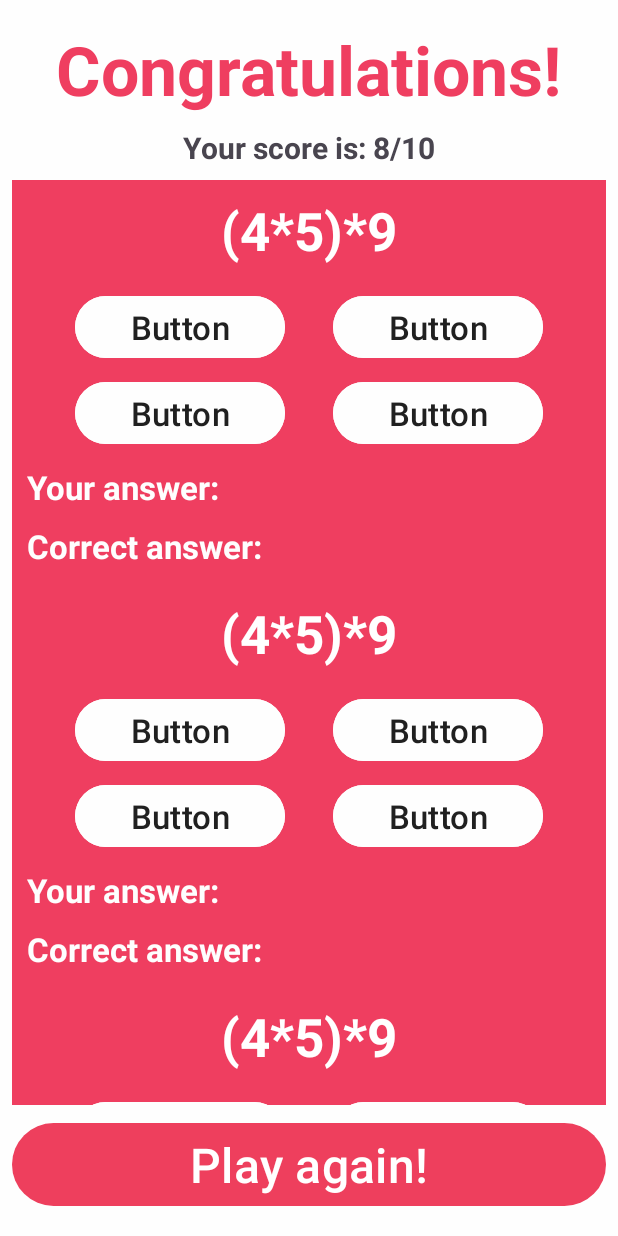
After one commit to rjornelas/Math-Quiz-App, an Android app: the layout activity_finish.xml on its own in the app's theme, with its tools: preview values and no code run, on a phone screen of 412 x 824 dp. The commit adds this screen. Run offline under Robolectric (Android 15) with nearby library versions, the phone set to English and light mode, and no system bars.

Commit message:
Implemented FinishActivity with recyclerView

```diff
--- a/app/src/main/AndroidManifest.xml
+++ b/app/src/main/AndroidManifest.xml
@@ -13,6 +13,9 @@
         android:theme="@style/Theme.Mathquizapp"
         tools:targetApi="31">
         <activity
+            android:name=".FinishActivity"
+            android:exported="false" />
+        <activity
             android:name=".PlayActivity"
             android:exported="false" />
         <activity
--- /dev/null
+++ b/app/src/main/java/com/rjornelas/math_quiz_app/FinishActivity.kt
@@ -0,0 +1,11 @@
+package com.rjornelas.math_quiz_app
+
+import androidx.appcompat.app.AppCompatActivity
+import android.os.Bundle
+
+class FinishActivity : AppCompatActivity() {
+    override fun onCreate(savedInstanceState: Bundle?) {
+        super.onCreate(savedInstanceState)
+        setContentView(R.layout.activity_finish)
+    }
+}
--- /dev/null
+++ b/app/src/main/res/layout/activity_finish.xml
@@ -0,0 +1,64 @@
+<?xml version="1.0" encoding="utf-8"?>
+<androidx.constraintlayout.widget.ConstraintLayout xmlns:android="http://schemas.android.com/apk/res/android"
+    xmlns:app="http://schemas.android.com/apk/res-auto"
+    xmlns:tools="http://schemas.android.com/tools"
+    android:layout_width="match_parent"
+    android:layout_height="match_parent"
+    android:background="@color/background_color"
+    tools:context=".FinishActivity">
+
+    <Button
+        android:id="@+id/btnPlayAgain"
+        android:layout_width="0dp"
+        android:layout_height="wrap_content"
+        android:layout_marginStart="8dp"
+        android:layout_marginEnd="8dp"
+        android:layout_marginBottom="16dp"
+        android:text="@string/btn_play_again_text"
+        android:textSize="32sp"
+        app:layout_constraintBottom_toBottomOf="parent"
+        app:layout_constraintEnd_toEndOf="parent"
+        app:layout_constraintStart_toStartOf="parent" />
+
+    <TextView
+        android:id="@+id/tvResultsTitle"
+        android:layout_width="wrap_content"
+        android:layout_height="wrap_content"
+        android:layout_marginStart="16dp"
+        android:layout_marginTop="16dp"
+        android:layout_marginEnd="16dp"
+        android:text="@string/results_title_text"
+        android:textColor="@color/primary_color_dark"
+        android:textSize="45sp"
+        android:textStyle="bold"
+        app:layout_constraintEnd_toEndOf="parent"
+        app:layout_constraintStart_toStartOf="parent"
+        app:layout_constraintTop_toTopOf="parent" />
+
+    <TextView
+        android:id="@+id/tvScore"
+        android:layout_width="wrap_content"
+        android:layout_height="wrap_content"
+        android:layout_marginTop="8dp"
+        android:textSize="20sp"
+        android:textStyle="bold"
+        app:layout_constraintEnd_toEndOf="parent"
+        app:layout_constraintStart_toStartOf="parent"
+        app:layout_constraintTop_toBottomOf="@+id/tvResultsTitle"
+        tools:text="Your score is: 8/10" />
+
+    <androidx.recyclerview.widget.RecyclerView
+        android:id="@+id/rvQuestionList"
+        android:layout_width="match_parent"
+        android:layout_height="0dp"
+        android:layout_marginStart="8dp"
+        android:layout_marginTop="8dp"
+        android:layout_marginEnd="8dp"
+        android:layout_marginBottom="8dp"
+        tools:listitem="@layout/item_question_row"
+        app:layout_constraintBottom_toTopOf="@+id/btnPlayAgain"
+        app:layout_constraintEnd_toEndOf="parent"
+        app:layout_constraintStart_toStartOf="parent"
+        app:layout_constraintTop_toBottomOf="@+id/tvScore" />
+
+</androidx.constraintlayout.widget.ConstraintLayout>
--- /dev/null
+++ b/app/src/main/res/layout/item_question_row.xml
@@ -0,0 +1,120 @@
+<?xml version="1.0" encoding="utf-8"?>
+<androidx.constraintlayout.widget.ConstraintLayout xmlns:android="http://schemas.android.com/apk/res/android"
+    xmlns:app="http://schemas.android.com/apk/res-auto"
+    android:layout_width="match_parent"
+    android:layout_height="wrap_content"
+    android:background="@color/primary_color_dark"
+    android:padding="10dp">
+
+    <TextView
+        android:id="@+id/rvTvQuestion"
+        android:layout_width="wrap_content"
+        android:layout_height="wrap_content"
+        android:text="(4*5)*9"
+        android:textColor="@color/white"
+        android:textSize="35sp"
+        android:textStyle="bold"
+        app:layout_constraintBaseline_toTopOf="parent"
+        app:layout_constraintEnd_toEndOf="parent"
+        app:layout_constraintStart_toStartOf="parent"
+        app:layout_constraintTop_toTopOf="parent" />
+
+    <Button
+        android:id="@+id/rvBtnOption1"
+        android:layout_width="0dp"
+        android:layout_height="wrap_content"
+        android:layout_marginStart="32dp"
+        android:layout_marginTop="16dp"
+        android:layout_marginEnd="16dp"
+        android:layout_marginBottom="10dp"
+        android:backgroundTint="@color/background_color"
+        android:text="Button"
+        android:textColor="@color/almost_black"
+        android:textSize="22sp"
+        app:layout_constraintBottom_toTopOf="@+id/rvBtnOption2"
+        app:layout_constraintEnd_toStartOf="@+id/guideline"
+        app:layout_constraintStart_toStartOf="parent"
+        app:layout_constraintTop_toBottomOf="@+id/rvTvQuestion" />
+
+    <Button
+        android:id="@+id/rvBtnOption2"
+        android:layout_width="0dp"
+        android:layout_height="wrap_content"
+        android:layout_marginStart="32dp"
+        android:layout_marginTop="8dp"
+        android:layout_marginEnd="16dp"
+        android:layout_marginBottom="10dp"
+        android:backgroundTint="@color/background_color"
+        android:text="Button"
+        android:textColor="@color/almost_black"
+        android:textSize="22sp"
+        app:layout_constraintEnd_toStartOf="@+id/guideline"
+        app:layout_constraintStart_toStartOf="parent"
+        app:layout_constraintTop_toBottomOf="@+id/rvBtnOption1" />
+
+    <Button
+        android:id="@+id/rvBtnOption3"
+        android:layout_width="0dp"
+        android:layout_height="wrap_content"
+        android:layout_marginStart="16dp"
+        android:layout_marginTop="16dp"
+        android:layout_marginEnd="32dp"
+        android:layout_marginBottom="10dp"
+        android:backgroundTint="@color/background_color"
+        android:text="Button"
+        android:textColor="@color/almost_black"
+        android:textSize="22sp"
+        app:layout_constraintBottom_toTopOf="@+id/rvBtnOption4"
+        app:layout_constraintEnd_toEndOf="parent"
+        app:layout_constraintStart_toStartOf="@+id/guideline"
+        app:layout_constraintTop_toBottomOf="@+id/rvTvQuestion" />
+
+
+    <Button
+        android:id="@+id/rvBtnOption4"
+        android:layout_width="0dp"
+        android:layout_height="wrap_content"
+        android:layout_marginStart="16dp"
+        android:layout_marginTop="8dp"
+        android:layout_marginEnd="32dp"
+        android:backgroundTint="@color/background_color"
+        android:text="Button"
+        android:textColor="@color/almost_black"
+        android:textSize="22sp"
+        app:layout_constraintEnd_toEndOf="parent"
+        app:layout_constraintStart_toStartOf="@+id/guideline"
+        app:layout_constraintTop_toBottomOf="@+id/rvBtnOption3" />
+
+    <androidx.constraintlayout.widget.Guideline
+        android:id="@+id/guideline"
+        android:layout_width="match_parent"
+        android:layout_height="match_parent"
+        android:orientation="vertical"
+        app:layout_constraintGuide_percent="0.5" />
+
+    <TextView
+        android:id="@+id/rvTvUserAnswer"
+        android:layout_width="wrap_content"
+        android:layout_height="wrap_content"
+        android:layout_marginTop="10dp"
+        android:text="Your answer:"
+        android:textColor="@color/background_color"
+        android:textSize="22sp"
+        android:textStyle="bold"
+        app:layout_constraintStart_toStartOf="parent"
+        app:layout_constraintTop_toBottomOf="@+id/rvBtnOption2" />
+
+    <TextView
+        android:id="@+id/rvTvCorrectAnswer"
+        android:layout_width="wrap_content"
+        android:layout_height="wrap_content"
+        android:layout_marginTop="10dp"
+        android:text="Correct answer:"
+        android:textColor="@color/background_color"
+        android:textSize="22sp"
+        android:textStyle="bold"
+        app:layout_constraintBottom_toBottomOf="parent"
+        app:layout_constraintStart_toStartOf="parent"
+        app:layout_constraintTop_toBottomOf="@+id/rvTvUserAnswer" />
+
+</androidx.constraintlayout.widget.ConstraintLayout>
--- a/app/src/main/res/values/strings.xml
+++ b/app/src/main/res/values/strings.xml
@@ -5,4 +5,6 @@
     <string name="btn_medium_text">MEDIUM</string>
     <string name="btn_hard_text">HARD</string>
     <string name="logo_image">logo image</string>
+    <string name="btn_play_again_text">Play again!</string>
+    <string name="results_title_text">Congratulations!</string>
 </resources>
```
